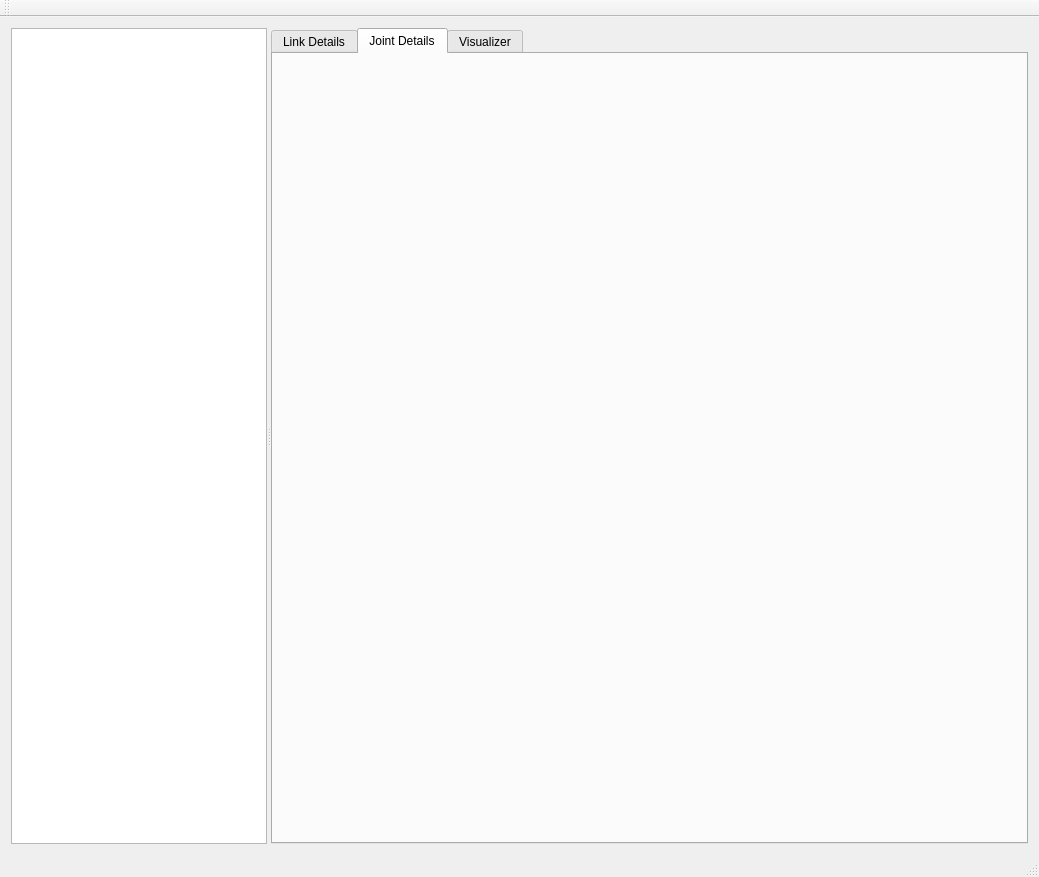
Above: industrial_robot_builder/industrial_robot_builder.ui from ros-industrial-attic/CAD-to-ROS before the change. Below: the same form after it.
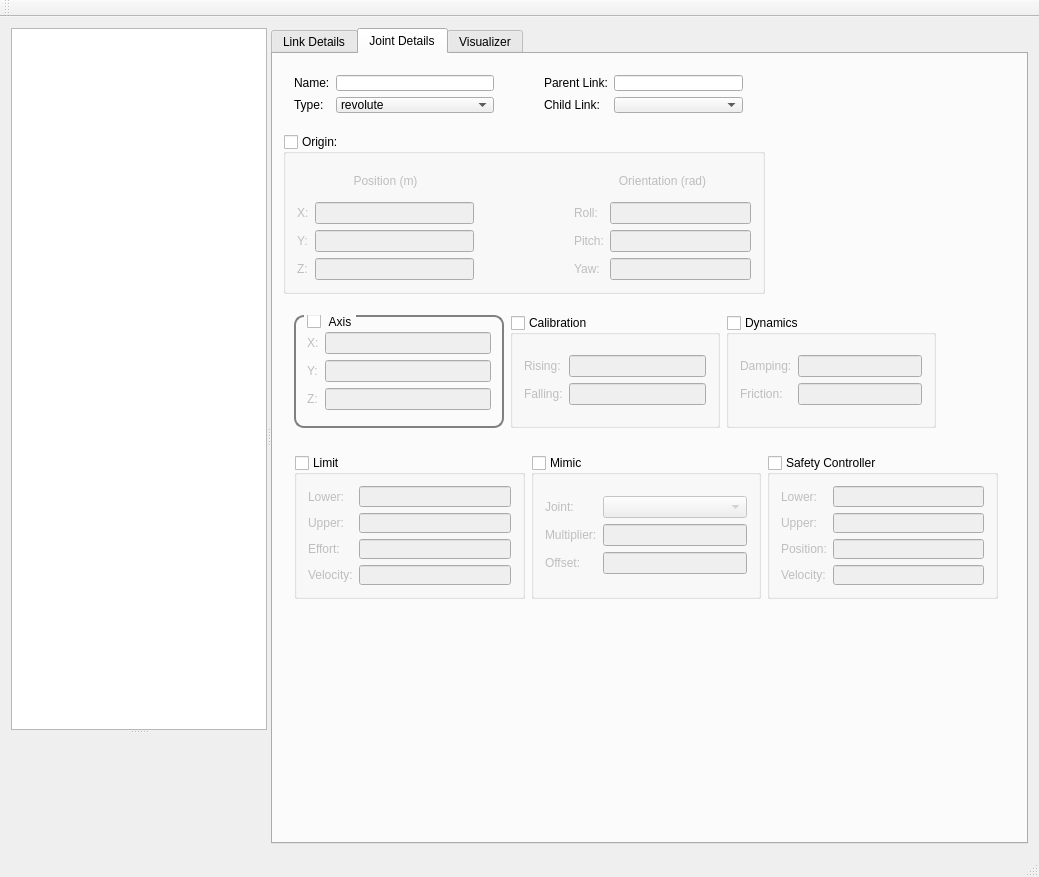
That is the form after the change. The open tabs and pages were chosen to show the change.

Patch:
```diff
--- a/industrial_robot_builder/industrial_robot_builder.ui
+++ b/industrial_robot_builder/industrial_robot_builder.ui
@@ -14,57 +14,70 @@
    <string>Industrial Robot Builder</string>
   </property>
   <widget class="QWidget" name="centralWidget">
-   <layout class="QHBoxLayout" name="horizontalLayout_2">
+   <layout class="QVBoxLayout" name="verticalLayout_22">
     <item>
-     <widget class="QSplitter" name="main_splitter">
+     <widget class="QSplitter" name="splitter_2">
       <property name="orientation">
        <enum>Qt::Horizontal</enum>
       </property>
-      <widget class="QTreeWidget" name="robotTreeWidget">
-       <property name="sizePolicy">
-        <sizepolicy hsizetype="Expanding" vsizetype="Expanding">
-         <horstretch>0</horstretch>
-         <verstretch>0</verstretch>
-        </sizepolicy>
+      <widget class="QSplitter" name="splitter">
+       <property name="orientation">
+        <enum>Qt::Vertical</enum>
        </property>
-       <property name="minimumSize">
-        <size>
-         <width>0</width>
-         <height>0</height>
-        </size>
-       </property>
-       <property name="baseSize">
-        <size>
-         <width>0</width>
-         <height>0</height>
-        </size>
-       </property>
-       <property name="contextMenuPolicy">
-        <enum>Qt::CustomContextMenu</enum>
-       </property>
-       <property name="indentation">
-        <number>20</number>
-       </property>
-       <property name="rootIsDecorated">
-        <bool>false</bool>
-       </property>
-       <property name="headerHidden">
-        <bool>true</bool>
-       </property>
-       <property name="columnCount">
-        <number>1</number>
-       </property>
-       <attribute name="headerVisible">
-        <bool>false</bool>
-       </attribute>
-       <attribute name="headerShowSortIndicator" stdset="0">
-        <bool>true</bool>
-       </attribute>
-       <column>
-        <property name="text">
-         <string notr="true">1</string>
+       <widget class="QTreeWidget" name="robotTreeWidget">
+        <property name="sizePolicy">
+         <sizepolicy hsizetype="Expanding" vsizetype="Expanding">
+          <horstretch>0</horstretch>
+          <verstretch>0</verstretch>
+         </sizepolicy>
         </property>
-       </column>
+        <property name="minimumSize">
+         <size>
+          <width>0</width>
+          <height>0</height>
+         </size>
+        </property>
+        <property name="baseSize">
+         <size>
+          <width>0</width>
+          <height>0</height>
+         </size>
+        </property>
+        <property name="contextMenuPolicy">
+         <enum>Qt::CustomContextMenu</enum>
+        </property>
+        <property name="indentation">
+         <number>20</number>
+        </property>
+        <property name="rootIsDecorated">
+         <bool>false</bool>
+        </property>
+        <property name="headerHidden">
+         <bool>true</bool>
+        </property>
+        <property name="columnCount">
+         <number>1</number>
+        </property>
+        <attribute name="headerVisible">
+         <bool>false</bool>
+        </attribute>
+        <attribute name="headerShowSortIndicator" stdset="0">
+         <bool>true</bool>
+        </attribute>
+        <column>
+         <property name="text">
+          <string notr="true">1</string>
+         </property>
+        </column>
+       </widget>
+       <widget class="QWidget" name="propertyBrowserContainer" native="true">
+        <property name="sizePolicy">
+         <sizepolicy hsizetype="Expanding" vsizetype="Expanding">
+          <horstretch>0</horstretch>
+          <verstretch>0</verstretch>
+         </sizepolicy>
+        </property>
+       </widget>
       </widget>
       <widget class="QTabWidget" name="mainTabWidget">
        <property name="sizePolicy">
@@ -1459,9 +1472,587 @@
         </layout>
        </widget>
        <widget class="QWidget" name="joint_details_tab">
+        <property name="minimumSize">
+         <size>
+          <width>0</width>
+          <height>575</height>
+         </size>
+        </property>
+        <property name="maximumSize">
+         <size>
+          <width>16777215</width>
+          <height>575</height>
+         </size>
+        </property>
         <attribute name="title">
          <string>Joint Details</string>
         </attribute>
+        <widget class="QGroupBox" name="jointOriginGroupBox">
+         <property name="geometry">
+          <rect>
+           <x>10</x>
+           <y>80</y>
+           <width>482</width>
+           <height>160</height>
+          </rect>
+         </property>
+         <property name="maximumSize">
+          <size>
+           <width>16777215</width>
+           <height>160</height>
+          </size>
+         </property>
+         <property name="title">
+          <string>Origin:</string>
+         </property>
+         <property name="checkable">
+          <bool>true</bool>
+         </property>
+         <property name="checked">
+          <bool>false</bool>
+         </property>
+         <layout class="QVBoxLayout" name="verticalLayout_26">
+          <item>
+           <layout class="QHBoxLayout" name="horizontalLayout_14">
+            <property name="spacing">
+             <number>100</number>
+            </property>
+            <item>
+             <layout class="QVBoxLayout" name="verticalLayout_17">
+              <item>
+               <widget class="QLabel" name="label_57">
+                <property name="text">
+                 <string>Position (m)</string>
+                </property>
+                <property name="textFormat">
+                 <enum>Qt::AutoText</enum>
+                </property>
+                <property name="alignment">
+                 <set>Qt::AlignCenter</set>
+                </property>
+               </widget>
+              </item>
+              <item>
+               <layout class="QGridLayout" name="gridLayout_17">
+                <item row="0" column="0">
+                 <widget class="QLabel" name="label_58">
+                  <property name="text">
+                   <string>X:</string>
+                  </property>
+                 </widget>
+                </item>
+                <item row="0" column="1">
+                 <widget class="QLineEdit" name="lineEdit_49"/>
+                </item>
+                <item row="1" column="0">
+                 <widget class="QLabel" name="label_59">
+                  <property name="text">
+                   <string>Y:</string>
+                  </property>
+                 </widget>
+                </item>
+                <item row="1" column="1">
+                 <widget class="QLineEdit" name="lineEdit_50"/>
+                </item>
+                <item row="2" column="0">
+                 <widget class="QLabel" name="label_60">
+                  <property name="text">
+                   <string>Z:</string>
+                  </property>
+                 </widget>
+                </item>
+                <item row="2" column="1">
+                 <widget class="QLineEdit" name="lineEdit_51"/>
+                </item>
+               </layout>
+              </item>
+             </layout>
+            </item>
+            <item>
+             <layout class="QVBoxLayout" name="verticalLayout_18">
+              <item>
+               <widget class="QLabel" name="label_61">
+                <property name="font">
+                 <font>
+                  <underline>false</underline>
+                 </font>
+                </property>
+                <property name="text">
+                 <string>Orientation (rad)</string>
+                </property>
+                <property name="textFormat">
+                 <enum>Qt::AutoText</enum>
+                </property>
+                <property name="alignment">
+                 <set>Qt::AlignCenter</set>
+                </property>
+               </widget>
+              </item>
+              <item>
+               <layout class="QGridLayout" name="gridLayout_18">
+                <item row="0" column="0">
+                 <widget class="QLabel" name="label_62">
+                  <property name="text">
+                   <string>Roll:</string>
+                  </property>
+                 </widget>
+                </item>
+                <item row="0" column="1">
+                 <widget class="QLineEdit" name="lineEdit_52"/>
+                </item>
+                <item row="1" column="0">
+                 <widget class="QLabel" name="label_63">
+                  <property name="text">
+                   <string>Pitch:</string>
+                  </property>
+                 </widget>
+                </item>
+                <item row="1" column="1">
+                 <widget class="QLineEdit" name="lineEdit_53"/>
+                </item>
+                <item row="2" column="0">
+                 <widget class="QLabel" name="label_64">
+                  <property name="text">
+                   <string>Yaw:</string>
+                  </property>
+                 </widget>
+                </item>
+                <item row="2" column="1">
+                 <widget class="QLineEdit" name="lineEdit_54"/>
+                </item>
+               </layout>
+              </item>
+             </layout>
+            </item>
+           </layout>
+          </item>
+         </layout>
+        </widget>
+        <widget class="QWidget" name="layoutWidget">
+         <property name="geometry">
+          <rect>
+           <x>10</x>
+           <y>10</y>
+           <width>471</width>
+           <height>60</height>
+          </rect>
+         </property>
+         <layout class="QHBoxLayout" name="horizontalLayout_16">
+          <property name="spacing">
+           <number>50</number>
+          </property>
+          <item>
+           <layout class="QGridLayout" name="gridLayout_23">
+            <item row="0" column="0">
+             <widget class="QLabel" name="label_74">
+              <property name="text">
+               <string>Name:</string>
+              </property>
+             </widget>
+            </item>
+            <item row="0" column="1">
+             <widget class="QLineEdit" name="lineEdit_64"/>
+            </item>
+            <item row="1" column="0">
+             <widget class="QLabel" name="label_75">
+              <property name="text">
+               <string>Type:</string>
+              </property>
+             </widget>
+            </item>
+            <item row="1" column="1">
+             <widget class="QComboBox" name="comboBox_2">
+              <item>
+               <property name="text">
+                <string>revolute</string>
+               </property>
+              </item>
+              <item>
+               <property name="text">
+                <string>continuous</string>
+               </property>
+              </item>
+              <item>
+               <property name="text">
+                <string>prismatic</string>
+               </property>
+              </item>
+              <item>
+               <property name="text">
+                <string>fixed</string>
+               </property>
+              </item>
+              <item>
+               <property name="text">
+                <string>floating</string>
+               </property>
+              </item>
+              <item>
+               <property name="text">
+                <string>planar</string>
+               </property>
+              </item>
+             </widget>
+            </item>
+           </layout>
+          </item>
+          <item>
+           <layout class="QGridLayout" name="gridLayout_16">
+            <item row="0" column="0">
+             <widget class="QLabel" name="label_49">
+              <property name="text">
+               <string>Parent Link:</string>
+              </property>
+             </widget>
+            </item>
+            <item row="0" column="1">
+             <widget class="QLineEdit" name="lineEdit_48"/>
+            </item>
+            <item row="1" column="0">
+             <widget class="QLabel" name="label_53">
+              <property name="text">
+               <string>Child Link:</string>
+              </property>
+             </widget>
+            </item>
+            <item row="1" column="1">
+             <widget class="QComboBox" name="comboBox"/>
+            </item>
+           </layout>
+          </item>
+         </layout>
+        </widget>
+        <widget class="QWidget" name="layoutWidget">
+         <property name="geometry">
+          <rect>
+           <x>10</x>
+           <y>250</y>
+           <width>664</width>
+           <height>135</height>
+          </rect>
+         </property>
+         <layout class="QHBoxLayout" name="horizontalLayout_15">
+          <item>
+           <widget class="QGroupBox" name="jointAxisGroupBox">
+            <property name="styleSheet">
+             <string notr="true">QGroupBox {
+	border: 2px solid gray; 
+	border-radius: 10px; 
+	margin-top: 0.5em;
+}
+ 
+QGroupBox::title {
+	subcontrol-origin: margin;
+	left: 10px;
+	padding: 0 3px 0 3px
+}</string>
+            </property>
+            <property name="title">
+             <string>Axis</string>
+            </property>
+            <property name="checkable">
+             <bool>true</bool>
+            </property>
+            <property name="checked">
+             <bool>false</bool>
+            </property>
+            <layout class="QVBoxLayout" name="verticalLayout_19">
+             <item>
+              <layout class="QGridLayout" name="gridLayout_19">
+               <item row="0" column="0">
+                <widget class="QLabel" name="label_66">
+                 <property name="text">
+                  <string>X:</string>
+                 </property>
+                </widget>
+               </item>
+               <item row="0" column="1">
+                <widget class="QLineEdit" name="lineEdit_55"/>
+               </item>
+               <item row="1" column="0">
+                <widget class="QLabel" name="label_67">
+                 <property name="text">
+                  <string>Y:</string>
+                 </property>
+                </widget>
+               </item>
+               <item row="1" column="1">
+                <widget class="QLineEdit" name="lineEdit_56"/>
+               </item>
+               <item row="2" column="0">
+                <widget class="QLabel" name="label_68">
+                 <property name="text">
+                  <string>Z:</string>
+                 </property>
+                </widget>
+               </item>
+               <item row="2" column="1">
+                <widget class="QLineEdit" name="lineEdit_57"/>
+               </item>
+              </layout>
+             </item>
+            </layout>
+           </widget>
+          </item>
+          <item>
+           <widget class="QGroupBox" name="jointCalibrationGroupBox">
+            <property name="title">
+             <string>Calibration</string>
+            </property>
+            <property name="checkable">
+             <bool>true</bool>
+            </property>
+            <property name="checked">
+             <bool>false</bool>
+            </property>
+            <layout class="QVBoxLayout" name="verticalLayout_20">
+             <item>
+              <layout class="QGridLayout" name="gridLayout_20">
+               <item row="0" column="0">
+                <widget class="QLabel" name="label_65">
+                 <property name="text">
+                  <string>Rising:</string>
+                 </property>
+                </widget>
+               </item>
+               <item row="0" column="1">
+                <widget class="QLineEdit" name="lineEdit_58"/>
+               </item>
+               <item row="1" column="0">
+                <widget class="QLabel" name="label_69">
+                 <property name="text">
+                  <string>Falling:</string>
+                 </property>
+                </widget>
+               </item>
+               <item row="1" column="1">
+                <widget class="QLineEdit" name="lineEdit_59"/>
+               </item>
+              </layout>
+             </item>
+            </layout>
+           </widget>
+          </item>
+          <item>
+           <widget class="QGroupBox" name="jointDynamicsGroupBox">
+            <property name="title">
+             <string>Dynamics</string>
+            </property>
+            <property name="checkable">
+             <bool>true</bool>
+            </property>
+            <property name="checked">
+             <bool>false</bool>
+            </property>
+            <layout class="QVBoxLayout" name="verticalLayout_21">
+             <item>
+              <layout class="QGridLayout" name="gridLayout_22">
+               <item row="0" column="0">
+                <widget class="QLabel" name="label_72">
+                 <property name="text">
+                  <string>Damping:</string>
+                 </property>
+                </widget>
+               </item>
+               <item row="0" column="1">
+                <widget class="QLineEdit" name="lineEdit_62"/>
+               </item>
+               <item row="1" column="0">
+                <widget class="QLabel" name="label_73">
+                 <property name="text">
+                  <string>Friction:</string>
+                 </property>
+                </widget>
+               </item>
+               <item row="1" column="1">
+                <widget class="QLineEdit" name="lineEdit_63"/>
+               </item>
+              </layout>
+             </item>
+            </layout>
+           </widget>
+          </item>
+         </layout>
+        </widget>
+        <widget class="QWidget" name="layoutWidget">
+         <property name="geometry">
+          <rect>
+           <x>10</x>
+           <y>390</y>
+           <width>726</width>
+           <height>166</height>
+          </rect>
+         </property>
+         <layout class="QHBoxLayout" name="horizontalLayout_17">
+          <item>
+           <widget class="QGroupBox" name="jointLimitGroupBox">
+            <property name="title">
+             <string>Limit</string>
+            </property>
+            <property name="checkable">
+             <bool>true</bool>
+            </property>
+            <property name="checked">
+             <bool>false</bool>
+            </property>
+            <layout class="QVBoxLayout" name="verticalLayout_23">
+             <item>
+              <layout class="QGridLayout" name="gridLayout_24">
+               <item row="0" column="0">
+                <widget class="QLabel" name="label_76">
+                 <property name="text">
+                  <string>Lower:</string>
+                 </property>
+                </widget>
+               </item>
+               <item row="0" column="1">
+                <widget class="QLineEdit" name="lineEdit_65"/>
+               </item>
+               <item row="1" column="0">
+                <widget class="QLabel" name="label_77">
+                 <property name="text">
+                  <string>Upper:</string>
+                 </property>
+                </widget>
+               </item>
+               <item row="1" column="1">
+                <widget class="QLineEdit" name="lineEdit_66"/>
+               </item>
+               <item row="2" column="0">
+                <widget class="QLabel" name="label_78">
+                 <property name="text">
+                  <string>Effort:</string>
+                 </property>
+                </widget>
+               </item>
+               <item row="2" column="1">
+                <widget class="QLineEdit" name="lineEdit_67"/>
+               </item>
+               <item row="3" column="0">
+                <widget class="QLabel" name="label_79">
+                 <property name="text">
+                  <string>Velocity:</string>
+                 </property>
+                </widget>
+               </item>
+               <item row="3" column="1">
+                <widget class="QLineEdit" name="lineEdit_68"/>
+               </item>
+              </layout>
+             </item>
+            </layout>
+           </widget>
+          </item>
+          <item>
+           <widget class="QGroupBox" name="jointMimicGroupBox">
+            <property name="title">
+             <string>Mimic</string>
+            </property>
+            <property name="checkable">
+             <bool>true</bool>
+            </property>
+            <property name="checked">
+             <bool>false</bool>
+            </property>
+            <layout class="QVBoxLayout" name="verticalLayout_24">
+             <item>
+              <layout class="QGridLayout" name="gridLayout_25">
+               <item row="0" column="1">
+                <widget class="QComboBox" name="comboBox_3"/>
+               </item>
+               <item row="1" column="1">
+                <widget class="QLineEdit" name="lineEdit_70"/>
+               </item>
+               <item row="2" column="1">
+                <widget class="QLineEdit" name="lineEdit_71"/>
+               </item>
+               <item row="1" column="0">
+                <widget class="QLabel" name="label_81">
+                 <property name="text">
+                  <string>Multiplier:</string>
+                 </property>
+                </widget>
+               </item>
+               <item row="2" column="0">
+                <widget class="QLabel" name="label_82">
+                 <property name="text">
+                  <string>Offset:</string>
+                 </property>
+                </widget>
+               </item>
+               <item row="0" column="0">
+                <widget class="QLabel" name="label_80">
+                 <property name="text">
+                  <string>Joint:</string>
+                 </property>
+                </widget>
+               </item>
+              </layout>
+             </item>
+            </layout>
+           </widget>
+          </item>
+          <item>
+           <widget class="QGroupBox" name="jointSafetyControllerGroupBox">
+            <property name="title">
+             <string>Safety Controller</string>
+            </property>
+            <property name="checkable">
+             <bool>true</bool>
+            </property>
+            <property name="checked">
+             <bool>false</bool>
+            </property>
+            <layout class="QVBoxLayout" name="verticalLayout_25">
+             <item>
+              <layout class="QGridLayout" name="gridLayout_26">
+               <item row="0" column="0">
+                <widget class="QLabel" name="label_83">
+                 <property name="text">
+                  <string>Lower:</string>
+                 </property>
+                </widget>
+               </item>
+               <item row="0" column="1">
+                <widget class="QLineEdit" name="lineEdit_69"/>
+               </item>
+               <item row="1" column="0">
+                <widget class="QLabel" name="label_84">
+                 <property name="text">
+                  <string>Upper:</string>
+                 </property>
+                </widget>
+               </item>
+               <item row="1" column="1">
+                <widget class="QLineEdit" name="lineEdit_72"/>
+               </item>
+               <item row="2" column="0">
+                <widget class="QLabel" name="label_85">
+                 <property name="text">
+                  <string>Position:</string>
+                 </property>
+                </widget>
+               </item>
+               <item row="2" column="1">
+                <widget class="QLineEdit" name="lineEdit_73"/>
+               </item>
+               <item row="3" column="0">
+                <widget class="QLabel" name="label_86">
+                 <property name="text">
+                  <string>Velocity:</string>
+                 </property>
+                </widget>
+               </item>
+               <item row="3" column="1">
+                <widget class="QLineEdit" name="lineEdit_74"/>
+               </item>
+              </layout>
+             </item>
+            </layout>
+           </widget>
+          </item>
+         </layout>
+        </widget>
        </widget>
        <widget class="QWidget" name="visualizer_tab">
         <attribute name="title">
```
Left out of the diff: 6 changed lines with no effect on the pictures.
